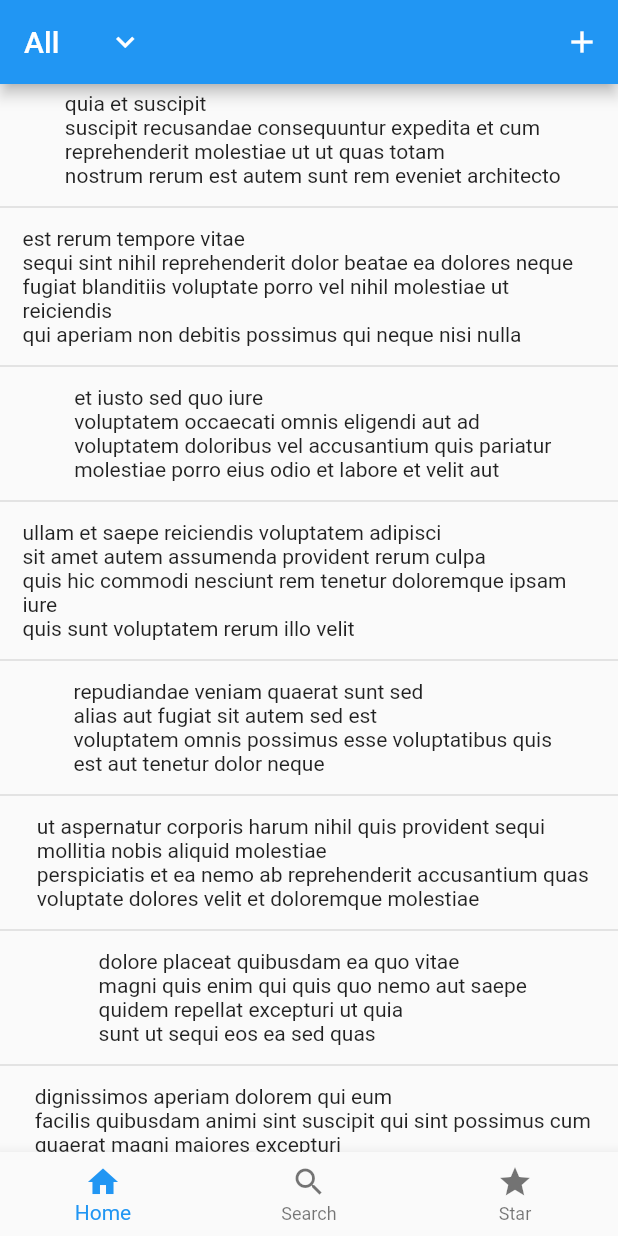
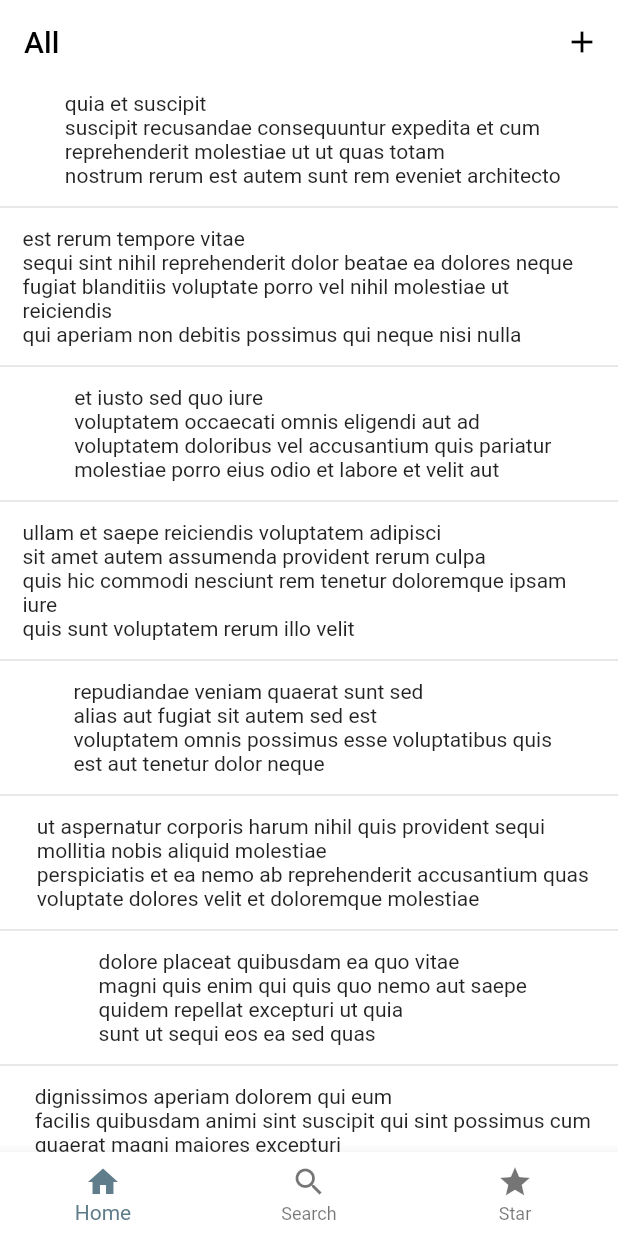
Before and after one commit to edward-jo/mono_story, a Flutter app: the screen it shows after launch, on a phone screen of 412 x 824 dp. Run offline on Flutter 3.47's test engine with Material 2 defaults, Android fonts, the phone set to English and light mode, and no system bars.

Commit message:
Add appTheme ThemeData

```diff
--- a/lib/main.dart
+++ b/lib/main.dart
@@ -1,6 +1,7 @@
 import 'package:flutter/cupertino.dart';
 import 'package:flutter/material.dart';
 import 'ui/common/platform_widget.dart';
+import 'ui/theme/themes.dart';
 import 'ui/views/main/main_screen.dart';
 
 void main(List<String> args) {
@@ -21,16 +22,17 @@
 
   @override
   Widget build(BuildContext context) {
-    return const PlatformWidget(
-      cupertino: CupertinoApp(
+    return PlatformWidget(
+      cupertino: const CupertinoApp(
         title: 'Mono Story',
         debugShowCheckedModeBanner: false,
         home: MainScreen(),
       ),
       material: MaterialApp(
+        theme: appTheme,
         title: 'Mono Story',
         debugShowCheckedModeBanner: false,
-        home: MainScreen(),
+        home: const MainScreen(),
       ),
     );
   }
--- /dev/null
+++ b/lib/ui/theme/themes.dart
@@ -0,0 +1,23 @@
+import 'package:flutter/material.dart';
+
+final ThemeData appTheme = ThemeData(
+  /// Typically, only the [brightness], [primaryColor], or [primarySwatch] are
+  /// specified. That pair of values are used to construct the [colorScheme].
+  brightness: Brightness.light,
+  primaryColor: Colors.white,
+  primarySwatch: Colors.blueGrey,
+  canvasColor: Colors.white,
+
+  /// -- SCAFFOLD --
+  /// scaffoldBackgroundColor: When null, default value is canvasColor.
+
+  /// -- APP BAR --
+  /// All AppBarTheme properties are null by default. When null, the AppBar
+  /// compute its own default values, typically based on the overall theme's
+  /// ThemeData.colorScheme, ThemeData.textTheme, and ThemeData.iconTheme.
+  appBarTheme: const AppBarTheme().copyWith(
+    backgroundColor: Colors.white,
+    foregroundColor: Colors.black,
+    elevation: 0,
+  ),
+);
```
